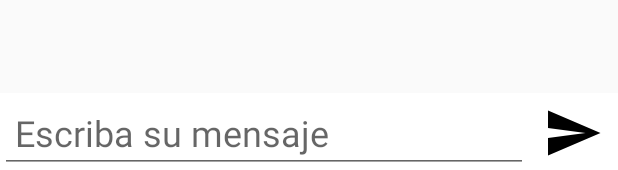
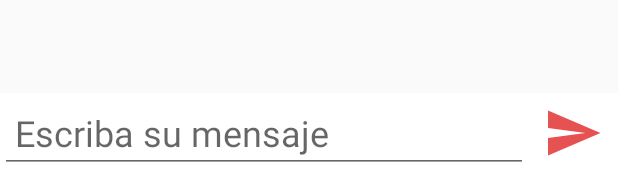
Before and after one commit to mariajosebare/PruebadeMDM, an Android app: the layout activity_chat.xml on its own in the app's theme, with its tools: preview values and no code run, on a phone screen of 412 x 824 dp. Shown: the part 1063-1233 px from the top of the screen. Run offline under Robolectric (Android 15) with nearby library versions, the phone set to English and light mode, and no system bars.

Commit message:
Se modifica pantalla XML chat.

```diff
--- a/app/src/main/res/drawable-v21/ic_menu_send.xml
+++ b/app/src/main/res/drawable-v21/ic_menu_send.xml
@@ -4,6 +4,6 @@
     android:viewportWidth="24.0"
     android:viewportHeight="24.0">
     <path
-        android:fillColor="#FF000000"
+        android:fillColor="#E65252"
         android:pathData="M2.01,21L23,12 2.01,3 2,10l15,2 -15,2z" />
 </vector>
```
